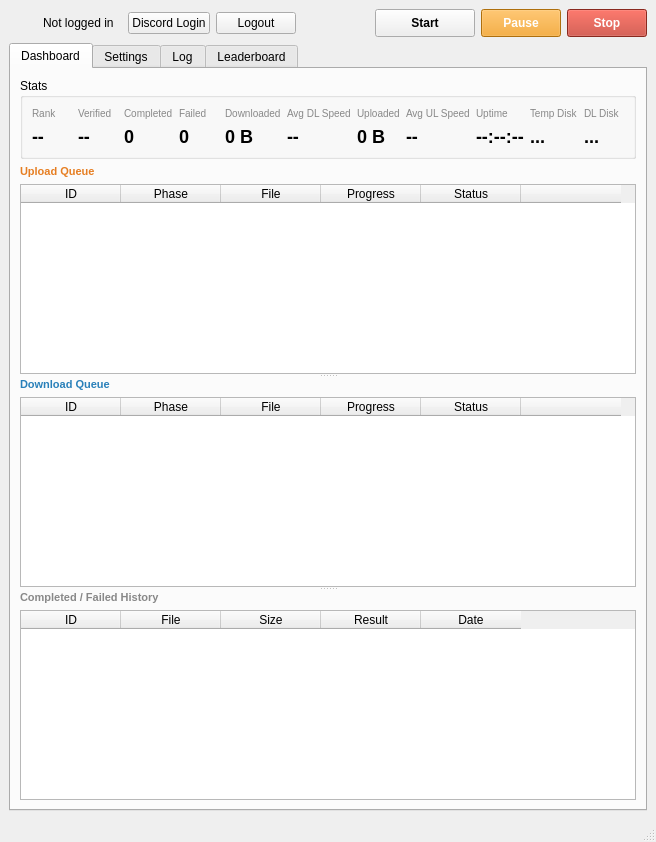
Old version of the form mainwindow.ui in the repository pagingred/MinervaStation.
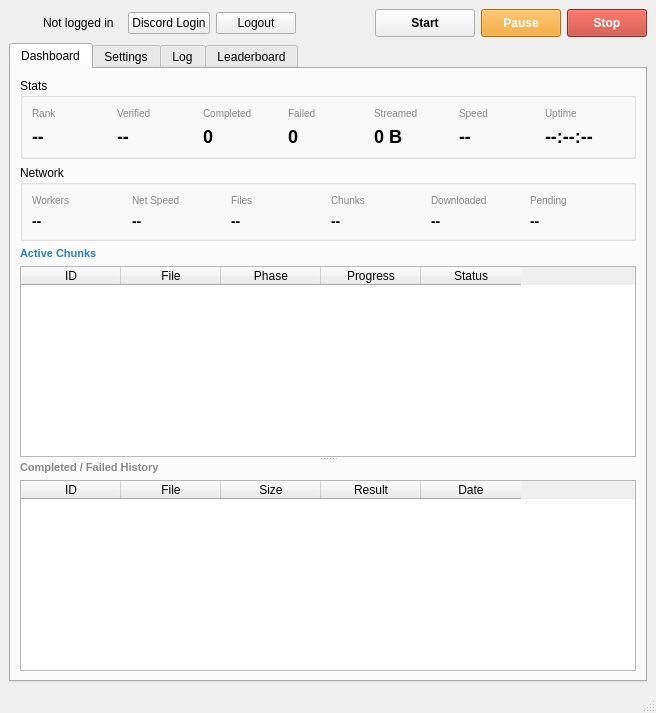
New version of the form.

```diff
--- a/mainwindow.ui
+++ b/mainwindow.ui
@@ -83,7 +83,7 @@
       <property name="currentIndex"><number>0</number></property>
       <widget class="QWidget" name="dashTab">
        <attribute name="title"><string>Dashboard</string></attribute>
-       <layout class="QVBoxLayout" name="dashLayout" stretch="0,1">
+       <layout class="QVBoxLayout" name="dashLayout" stretch="0,0,1">
         <item>
          <widget class="QGroupBox" name="statsBox">
           <property name="title"><string>Stats</string></property>
@@ -114,26 +114,14 @@
            </item>
            <item>
             <layout class="QVBoxLayout">
-             <item><widget class="QLabel" name="labelDownloadedTitle"><property name="text"><string>Downloaded</string></property><property name="styleSheet"><string>font-size: 10px; color: #888;</string></property></widget></item>
-             <item><widget class="QLabel" name="mDownloadedLabel"><property name="text"><string>0 B</string></property><property name="styleSheet"><string>font-size: 18px; font-weight: bold;</string></property></widget></item>
+             <item><widget class="QLabel" name="labelStreamedTitle"><property name="text"><string>Streamed</string></property><property name="styleSheet"><string>font-size: 10px; color: #888;</string></property></widget></item>
+             <item><widget class="QLabel" name="mStreamedLabel"><property name="text"><string>0 B</string></property><property name="styleSheet"><string>font-size: 18px; font-weight: bold;</string></property></widget></item>
             </layout>
            </item>
            <item>
             <layout class="QVBoxLayout">
-             <item><widget class="QLabel" name="labelDlSpeedTitle"><property name="text"><string>Avg DL Speed</string></property><property name="styleSheet"><string>font-size: 10px; color: #888;</string></property></widget></item>
-             <item><widget class="QLabel" name="mDlSpeedLabel"><property name="text"><string>--</string></property><property name="styleSheet"><string>font-size: 18px; font-weight: bold;</string></property></widget></item>
-            </layout>
-           </item>
-           <item>
-            <layout class="QVBoxLayout">
-             <item><widget class="QLabel" name="labelUploadedTitle"><property name="text"><string>Uploaded</string></property><property name="styleSheet"><string>font-size: 10px; color: #888;</string></property></widget></item>
-             <item><widget class="QLabel" name="mUploadedLabel"><property name="text"><string>0 B</string></property><property name="styleSheet"><string>font-size: 18px; font-weight: bold;</string></property></widget></item>
-            </layout>
-           </item>
-           <item>
-            <layout class="QVBoxLayout">
-             <item><widget class="QLabel" name="labelUlSpeedTitle"><property name="text"><string>Avg UL Speed</string></property><property name="styleSheet"><string>font-size: 10px; color: #888;</string></property></widget></item>
-             <item><widget class="QLabel" name="mUlSpeedLabel"><property name="text"><string>--</string></property><property name="styleSheet"><string>font-size: 18px; font-weight: bold;</string></property></widget></item>
+             <item><widget class="QLabel" name="labelSpeedTitle"><property name="text"><string>Speed</string></property><property name="styleSheet"><string>font-size: 10px; color: #888;</string></property></widget></item>
+             <item><widget class="QLabel" name="mSpeedLabel"><property name="text"><string>--</string></property><property name="styleSheet"><string>font-size: 18px; font-weight: bold;</string></property></widget></item>
             </layout>
            </item>
            <item>
@@ -142,16 +130,47 @@
              <item><widget class="QLabel" name="mUptimeLabel"><property name="text"><string>--:--:--</string></property><property name="styleSheet"><string>font-size: 18px; font-weight: bold;</string></property></widget></item>
             </layout>
            </item>
+          </layout>
+         </widget>
+        </item>
+        <item>
+         <widget class="QGroupBox" name="networkBox">
+          <property name="title"><string>Network</string></property>
+          <layout class="QHBoxLayout" name="networkLayout">
            <item>
             <layout class="QVBoxLayout">
-             <item><widget class="QLabel" name="labelTempDiskTitle"><property name="text"><string>Temp Disk</string></property><property name="styleSheet"><string>font-size: 10px; color: #888;</string></property></widget></item>
-             <item><widget class="QLabel" name="mTempDiskLabel"><property name="text"><string>...</string></property><property name="styleSheet"><string>font-size: 18px; font-weight: bold;</string></property></widget></item>
+             <item><widget class="QLabel" name="labelNetWorkersTitle"><property name="text"><string>Workers</string></property><property name="styleSheet"><string>font-size: 10px; color: #888;</string></property></widget></item>
+             <item><widget class="QLabel" name="mNetWorkersLabel"><property name="text"><string>--</string></property><property name="styleSheet"><string>font-size: 14px; font-weight: bold;</string></property></widget></item>
             </layout>
            </item>
            <item>
             <layout class="QVBoxLayout">
-             <item><widget class="QLabel" name="labelDlDiskTitle"><property name="text"><string>DL Disk</string></property><property name="styleSheet"><string>font-size: 10px; color: #888;</string></property></widget></item>
-             <item><widget class="QLabel" name="mDlDiskLabel"><property name="text"><string>...</string></property><property name="styleSheet"><string>font-size: 18px; font-weight: bold;</string></property></widget></item>
+             <item><widget class="QLabel" name="labelNetSpeedTitle"><property name="text"><string>Net Speed</string></property><property name="styleSheet"><string>font-size: 10px; color: #888;</string></property></widget></item>
+             <item><widget class="QLabel" name="mNetSpeedLabel"><property name="text"><string>--</string></property><property name="styleSheet"><string>font-size: 14px; font-weight: bold;</string></property></widget></item>
+            </layout>
+           </item>
+           <item>
+            <layout class="QVBoxLayout">
+             <item><widget class="QLabel" name="labelNetFilesTitle"><property name="text"><string>Files</string></property><property name="styleSheet"><string>font-size: 10px; color: #888;</string></property></widget></item>
+             <item><widget class="QLabel" name="mNetFilesLabel"><property name="text"><string>--</string></property><property name="styleSheet"><string>font-size: 14px; font-weight: bold;</string></property></widget></item>
+            </layout>
+           </item>
+           <item>
+            <layout class="QVBoxLayout">
+             <item><widget class="QLabel" name="labelNetChunksTitle"><property name="text"><string>Chunks</string></property><property name="styleSheet"><string>font-size: 10px; color: #888;</string></property></widget></item>
+             <item><widget class="QLabel" name="mNetChunksLabel"><property name="text"><string>--</string></property><property name="styleSheet"><string>font-size: 14px; font-weight: bold;</string></property></widget></item>
+            </layout>
+           </item>
+           <item>
+            <layout class="QVBoxLayout">
+             <item><widget class="QLabel" name="labelNetDownloadedTitle"><property name="text"><string>Downloaded</string></property><property name="styleSheet"><string>font-size: 10px; color: #888;</string></property></widget></item>
+             <item><widget class="QLabel" name="mNetDownloadedLabel"><property name="text"><string>--</string></property><property name="styleSheet"><string>font-size: 14px; font-weight: bold;</string></property></widget></item>
+            </layout>
+           </item>
+           <item>
+            <layout class="QVBoxLayout">
+             <item><widget class="QLabel" name="labelNetPendingTitle"><property name="text"><string>Pending</string></property><property name="styleSheet"><string>font-size: 10px; color: #888;</string></property></widget></item>
+             <item><widget class="QLabel" name="mNetPendingLabel"><property name="text"><string>--</string></property><property name="styleSheet"><string>font-size: 14px; font-weight: bold;</string></property></widget></item>
             </layout>
            </item>
           </layout>
@@ -167,51 +186,22 @@
             <property name="rightMargin"><number>0</number></property>
             <property name="bottomMargin"><number>0</number></property>
             <item>
-             <widget class="QLabel" name="mUploadQueueLabel">
-              <property name="text"><string>Upload Queue</string></property>
-              <property name="styleSheet"><string>font-weight: bold; font-size: 11px; color: #e67e22;</string></property>
-             </widget>
-            </item>
-            <item>
-             <widget class="QTableWidget" name="mUploadTable">
-              <property name="columnCount"><number>6</number></property>
-              <property name="rowCount"><number>0</number></property>
-              <property name="editTriggers"><set>QAbstractItemView::NoEditTriggers</set></property>
-              <property name="selectionBehavior"><enum>QAbstractItemView::SelectRows</enum></property>
-              <column><property name="text"><string>ID</string></property></column>
-              <column><property name="text"><string>Phase</string></property></column>
-              <column><property name="text"><string>File</string></property></column>
-              <column><property name="text"><string>Progress</string></property></column>
-              <column><property name="text"><string>Status</string></property></column>
-              <column><property name="text"><string/></property></column>
-             </widget>
-            </item>
-           </layout>
-          </widget>
-          <widget class="QWidget" name="mDownloadWidget">
-           <layout class="QVBoxLayout" name="dlLay">
-            <property name="leftMargin"><number>0</number></property>
-            <property name="topMargin"><number>0</number></property>
-            <property name="rightMargin"><number>0</number></property>
-            <property name="bottomMargin"><number>0</number></property>
-            <item>
-             <widget class="QLabel" name="mDownloadQueueLabel">
-              <property name="text"><string>Download Queue</string></property>
+             <widget class="QLabel" name="mChunksLabel">
+              <property name="text"><string>Active Chunks</string></property>
               <property name="styleSheet"><string>font-weight: bold; font-size: 11px; color: #2980b9;</string></property>
              </widget>
             </item>
             <item>
-             <widget class="QTableWidget" name="mDownloadTable">
-              <property name="columnCount"><number>6</number></property>
+             <widget class="QTableWidget" name="mChunksTable">
+              <property name="columnCount"><number>5</number></property>
               <property name="rowCount"><number>0</number></property>
               <property name="editTriggers"><set>QAbstractItemView::NoEditTriggers</set></property>
               <property name="selectionBehavior"><enum>QAbstractItemView::SelectRows</enum></property>
               <column><property name="text"><string>ID</string></property></column>
-              <column><property name="text"><string>Phase</string></property></column>
               <column><property name="text"><string>File</string></property></column>
+              <column><property name="text"><string>Phase</string></property></column>
               <column><property name="text"><string>Progress</string></property></column>
               <column><property name="text"><string>Status</string></property></column>
-              <column><property name="text"><string/></property></column>
              </widget>
             </item>
            </layout>
```
Left out of the diff: 113 changed lines with no effect on the pictures.
